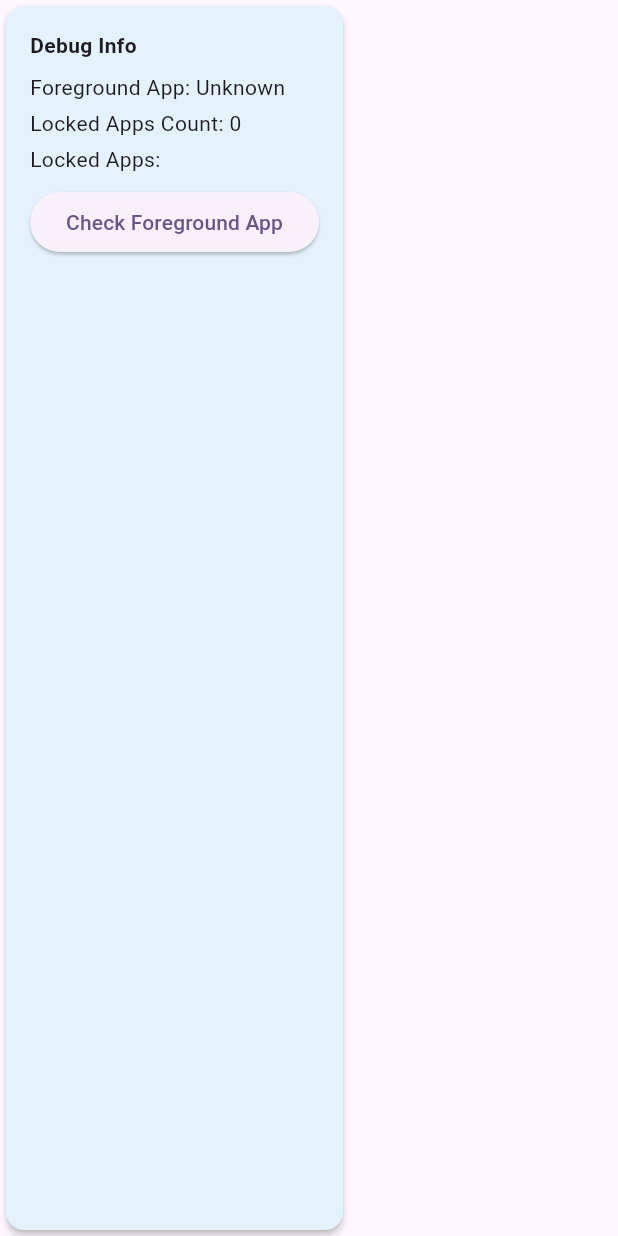
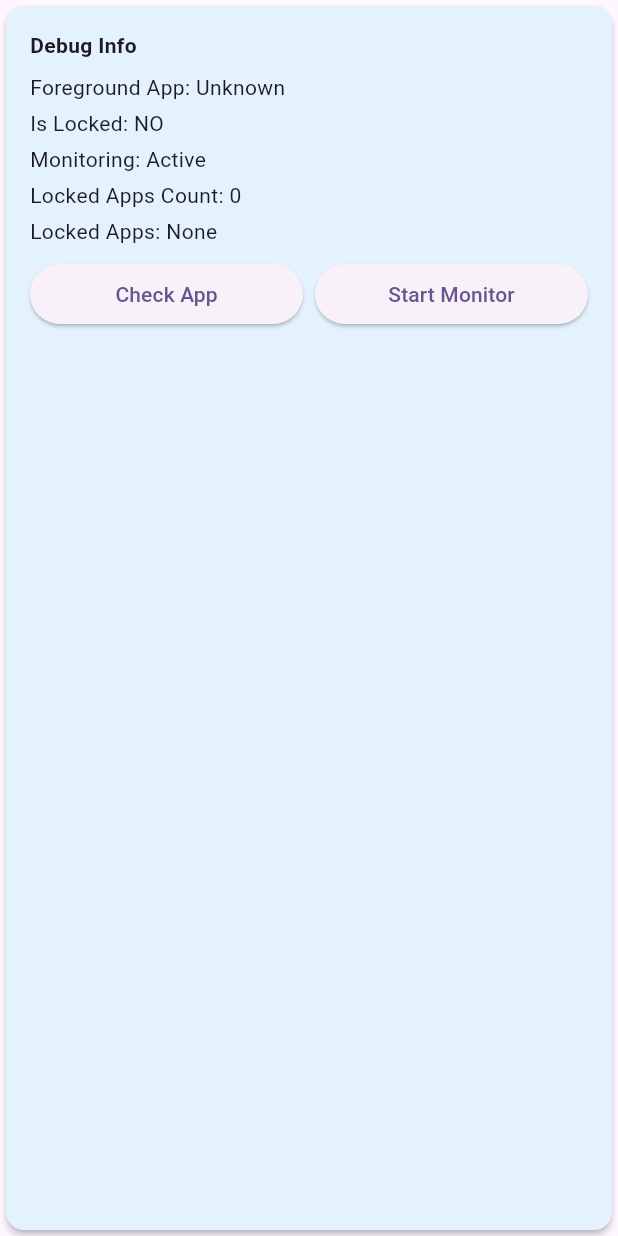
Before and after one commit to zeshansahi/novaapplock, a Flutter app: the DebugInfoWidget widget shown alone on an empty page, opened directly, on a phone screen of 412 x 824 dp. Run offline on Flutter 3.47's test engine with Material 3 defaults, Android fonts, the light colour scheme and no system bars; drawn by our look-alikes of overlay_support; our stand-ins replace flutter_riverpod, flutter_secure_storage, in_app_purchase, local_auth, permission_handler, shared_preferences; missing offline and left inert: device_apps; accounts and stored records are empty.

Commit message:
Improve app lock monitoring and debugging
- Fixed callback setup to ensure it's set before monitoring starts
- Improved native Android foreground app detection
- Enhanced debug widget with monitoring status and test buttons
- Added comprehensive logging with emojis for easier debugging
- Fixed Kotlin compilation errors in MainActivity
- Added callback setup in home screen when enabling app lock
- Created detailed debugging guide

```diff
--- a/lib/features/home/widgets/debug_info_widget.dart
+++ b/lib/features/home/widgets/debug_info_widget.dart
@@ -1,3 +1,4 @@
+import 'dart:async';
 import 'package:flutter/material.dart';
 import '../../../services/permission_service.dart';
 import '../../../services/usage_stats_service.dart';
@@ -13,6 +14,7 @@ class _DebugInfoWidgetState extends State<DebugInfoWidget> {
   String _foregroundApp = 'Unknown';
   bool _isMonitoring = false;
   List<String> _lockedApps = [];
+  Timer? _refreshTimer;
 
   @override
   void initState() {
@@ -25,20 +27,34 @@ class _DebugInfoWidgetState extends State<DebugInfoWidget> {
     final permissions = await PermissionService.checkAllPermissions();
     final lockedApps = await UsageStatsService.getLockedApps();
     final foregroundApp = await UsageStatsService.getForegroundApp();
+    final isLocked = foregroundApp != null ? await UsageStatsService.isAppLocked(foregroundApp) : false;
 
     setState(() {
       _lockedApps = lockedApps;
       _foregroundApp = foregroundApp ?? 'Unknown';
+      _isMonitoring = UsageStatsService.onLockedAppDetected != null;
+    });
+
+    if (foregroundApp != null && isLocked) {
+      print('🔍 Debug: Foreground app $foregroundApp is in locked list');
+    }
+  }
+
+  void _startPeriodicCheck() {
+    _refreshTimer?.cancel();
+    _refreshTimer = Timer.periodic(const Duration(seconds: 2), (timer) {
+      if (mounted) {
+        _loadInfo();
+      } else {
+        timer.cancel();
+      }
     });
   }
 
-  void _startPeriodicCheck() {
-    Future.delayed(const Duration(seconds: 2), () {
-      if (mounted) {
-        _loadInfo();
-        _startPeriodicCheck();
-      }
-    });
+  @override
+  void dispose() {
+    _refreshTimer?.cancel();
+    super.dispose();
   }
 
   @override
@@ -55,23 +71,62 @@ class _DebugInfoWidgetState extends State<DebugInfoWidget> {
               style: TextStyle(fontWeight: FontWeight.bold),
             ),
             const SizedBox(height: 8),
+            FutureBuilder<bool>(
+              future: _foregroundApp != 'Unknown'
+                  ? UsageStatsService.isAppLocked(_foregroundApp)
+                  : Future.value(false),
+              builder: (context, snapshot) {
+                final isLocked = snapshot.data ?? false;
+                return Column(
+                  crossAxisAlignment: CrossAxisAlignment.start,
+                  children: [
                     Text('Foreground App: $_foregroundApp'),
+                    const SizedBox(height: 4),
+                    Text('Is Locked: ${isLocked ? "YES" : "NO"}'),
+                    const SizedBox(height: 4),
+                    Text('Monitoring: ${_isMonitoring ? "Active" : "Inactive"}'),
+                  ],
+                );
+              },
+            ),
             const SizedBox(height: 4),
             Text('Locked Apps Count: ${_lockedApps.length}'),
             const SizedBox(height: 4),
-            Text('Locked Apps: ${_lockedApps.join(", ")}'),
+            Text('Locked Apps: ${_lockedApps.isEmpty ? "None" : _lockedApps.join(", ")}'),
             const SizedBox(height: 8),
-            ElevatedButton(
+            Row(
+              children: [
+                Expanded(
+                  child: ElevatedButton(
                     onPressed: () async {
                       final app = await UsageStatsService.getForegroundApp();
+                      final isLocked = app != null ? await UsageStatsService.isAppLocked(app) : false;
                       setState(() {
                         _foregroundApp = app ?? 'Unknown';
                       });
                       ScaffoldMessenger.of(context).showSnackBar(
-                  SnackBar(content: Text('Foreground: $_foregroundApp')),
+                        SnackBar(
+                          content: Text('Foreground: $_foregroundApp\nLocked: $isLocked'),
+                          duration: const Duration(seconds: 2),
+                        ),
                       );
                     },
-              child: const Text('Check Foreground App'),
+                    child: const Text('Check App'),
+                  ),
+                ),
+                const SizedBox(width: 8),
+                Expanded(
+                  child: ElevatedButton(
+                    onPressed: () {
+                      UsageStatsService.startMonitoring();
+                      ScaffoldMessenger.of(context).showSnackBar(
+                        const SnackBar(content: Text('Monitoring started')),
+                      );
+                    },
+                    child: const Text('Start Monitor'),
+                  ),
+                ),
+              ],
             ),
           ],
         ),
--- a/lib/services/usage_stats_service.dart
+++ b/lib/services/usage_stats_service.dart
@@ -87,9 +87,11 @@ class UsageStatsService {
   /// Start monitoring foreground app
   static void startMonitoring() {
     if (_monitoringTimer != null && _monitoringTimer!.isActive) {
+      print('⚠️ Monitoring already active, skipping');
       return;
     }
 
+    print('✅ Starting UsageStats monitoring...');
     _monitoringTimer = Timer.periodic(const Duration(milliseconds: 500), (timer) async {
       try {
         final foregroundApp = await getForegroundApp();
@@ -100,25 +102,30 @@ class UsageStatsService {
         }
 
         if (foregroundApp != _lastForegroundApp) {
-          print('Foreground app changed to: $foregroundApp');
+          print('📱 Foreground app changed: $_lastForegroundApp -> $foregroundApp');
           _lastForegroundApp = foregroundApp;
 
           final isLocked = await isAppLocked(foregroundApp);
-          print('Is $foregroundApp locked? $isLocked');
+          print('🔍 Checking if locked: $foregroundApp -> $isLocked');
 
-          if (isLocked && onLockedAppDetected != null) {
-            print('Locked app detected: $foregroundApp');
-            final appName = await getAppName(foregroundApp);
-            // Call the callback
-            onLockedAppDetected!(foregroundApp, appName);
+          if (isLocked) {
+            if (onLockedAppDetected != null) {
+              print('🚨 LOCKED APP DETECTED: $foregroundApp');
+              final appName = await getAppName(foregroundApp);
+              print('🚨 Calling callback with: $foregroundApp ($appName)');
+              // Call the callback
+              onLockedAppDetected!(foregroundApp, appName);
+            } else {
+              print('⚠️ Callback is null! Cannot trigger lock overlay');
+            }
           }
         }
       } catch (e) {
         // Log error for debugging
-        print('UsageStats monitoring error: $e');
+        print('❌ UsageStats monitoring error: $e');
       }
     });
-    print('UsageStats monitoring started');
+    print('✅ UsageStats monitoring started successfully');
   }
 
   /// Stop monitoring foreground app
```
Also changed, not shown: lib/features/home/screens/home_screen.dart (+33 -0 lines), 2 other files. Lines whose indentation alone changed are shown as unchanged.
